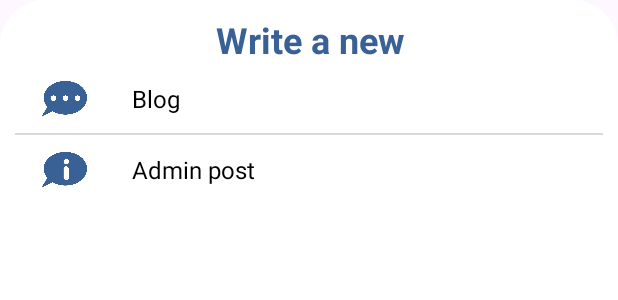
After one commit to cyue49/OnYJase, an Android app: the layout new_post_bottom_sheet_layout.xml on its own in the app's theme, with its tools: preview values and no code run, on a phone screen of 412 x 824 dp. The commit adds this screen. Shown: the top 300 px of the screen. Run offline under Robolectric (Android 15) with nearby library versions, the phone set to English and light mode, and no system bars.

Commit message:
added bottom sheet dialog for choosing between writing a new blog or an admin post if user is an admin

```diff
--- a/app/src/main/java/com/example/onyjase/views/blogs/NewBlogFragment.java
+++ b/app/src/main/java/com/example/onyjase/views/blogs/NewBlogFragment.java
@@ -89,11 +89,7 @@ public class NewBlogFragment extends Fragment {
             @Override
             public void onClick(View v) {
                 clearInputs();
-                if (viewModel.getUser().getValue().getRole().equals("admin")){
-                    loadFragment(new WriteNewFragment());
-                } else {
-                    loadFragment(new BlogsFeedFragment());
-                }
+                loadFragment(new BlogsFeedFragment());
             }
         });
 
--- /dev/null
+++ b/app/src/main/res/drawable/bottom_sheet_bg.xml
@@ -0,0 +1,10 @@
+<shape xmlns:android="http://schemas.android.com/apk/res/android" android:id="@+id/white_rectangle">
+    <padding android:left="10dp"
+        android:top="10dp"
+        android:right="10dp"
+        android:bottom="10dp" />
+    <corners
+        android:topLeftRadius="30dp"
+        android:topRightRadius="30dp"/>
+    <solid android:color="@color/white" />
+</shape>
--- /dev/null
+++ b/app/src/main/res/layout/new_post_bottom_sheet_layout.xml
@@ -0,0 +1,69 @@
+<?xml version="1.0" encoding="utf-8"?>
+<LinearLayout xmlns:android="http://schemas.android.com/apk/res/android"
+    android:layout_width="match_parent"
+    android:layout_height="match_parent"
+    android:orientation="vertical"
+    android:background="@drawable/bottom_sheet_bg"
+    android:paddingBottom="10dp">
+
+    <TextView
+        android:layout_width="match_parent"
+        android:layout_height="wrap_content"
+        android:text="Write a new"
+        android:gravity="center"
+        android:textStyle="bold"
+        android:textSize="24sp"
+        android:textColor="@color/subBlue"/>
+
+    <LinearLayout
+        android:id="@+id/writeNewBlog"
+        android:layout_width="match_parent"
+        android:layout_height="wrap_content"
+        android:orientation="horizontal"
+        android:layout_marginStart="10dp"
+        android:padding="8dp">
+
+        <ImageView
+            android:layout_width="30dp"
+            android:layout_height="30dp"
+            android:src="@drawable/bottom_sheet_new_blog"/>
+
+        <TextView
+            android:layout_width="wrap_content"
+            android:layout_height="match_parent"
+            android:gravity="center"
+            android:text="Blog"
+            android:textColor="@color/black"
+            android:textSize="16sp"
+            android:layout_marginStart="30dp"/>
+    </LinearLayout>
+
+    <View
+        android:layout_width="match_parent"
+        android:layout_height="1dp"
+        android:background="@color/grayBtn"/>
+
+    <LinearLayout
+        android:id="@+id/writeNewPost"
+        android:layout_width="match_parent"
+        android:layout_height="wrap_content"
+        android:orientation="horizontal"
+        android:layout_marginStart="10dp"
+        android:padding="8dp">
+
+        <ImageView
+            android:layout_width="30dp"
+            android:layout_height="30dp"
+            android:src="@drawable/bottom_sheet_new_post"/>
+
+        <TextView
+            android:layout_width="wrap_content"
+            android:layout_height="match_parent"
+            android:gravity="center"
+            android:text="Admin post"
+            android:textColor="@color/black"
+            android:textSize="16sp"
+            android:layout_marginStart="30dp"/>
+    </LinearLayout>
+
+</LinearLayout>
--- a/app/src/main/res/values/themes.xml
+++ b/app/src/main/res/values/themes.xml
@@ -6,4 +6,9 @@
     </style>
 
     <style name="Theme.OnYJase" parent="Base.Theme.OnYJase" />
+
+    <style name="BottomSheetDialogAnimation">
+        <item name="android:windowEnterAnimation">@anim/slide_in_bottom</item>
+        <item name="android:windowExitAnimation">@anim/slide_out_bottom</item>
+    </style>
 </resources>
```
Also changed, not shown: app/src/main/java/com/example/onyjase/views/AppFragment.java (+43 -4 lines), app/src/main/java/com/example/onyjase/views/blogs/NewPostFragment.java (+2 -5 lines), app/src/main/res/anim/slide_in_bottom.xml (added, +8 -0 lines), app/src/main/res/anim/slide_out_bottom.xml (added, +8 -0 lines), app/src/main/res/drawable-nodpi/bottom_sheet_new_blog.png (added), app/src/main/res/drawable-nodpi/bottom_sheet_new_post.png (added).
